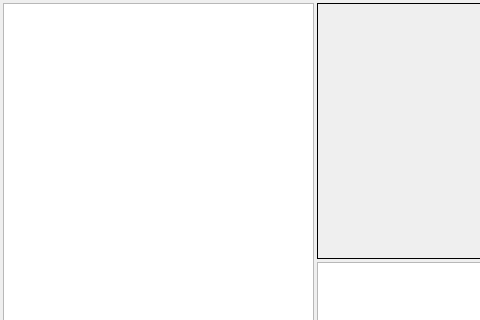
Above: kstars/hips/opships.ui from KDE/kstars before the change; both pictures show x 0 to 480 and y 0 to 320 of the 787 by 504 pixel window. Below: the same form after it.
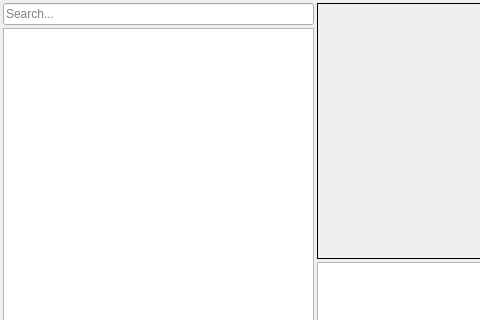
That is the form after the change. Icons and pictures are not drawn.

Commit message: Add filtering option and sort the HIPS entries. Also allow for partial (not all sky) surveys in the list.

Patch:
```diff
--- a/kstars/hips/opships.ui
+++ b/kstars/hips/opships.ui
@@ -38,7 +38,24 @@
       <number>3</number>
      </property>
      <item>
-      <widget class="QListWidget" name="sourcesList"/>
+      <layout class="QVBoxLayout" name="verticalLayout_3">
+       <property name="spacing">
+        <number>3</number>
+       </property>
+       <item>
+        <widget class="QLineEdit" name="filterEdit">
+         <property name="placeholderText">
+          <string>Search...</string>
+         </property>
+         <property name="clearButtonEnabled">
+          <bool>true</bool>
+         </property>
+        </widget>
+       </item>
+       <item>
+        <widget class="QListWidget" name="sourcesList"/>
+       </item>
+      </layout>
      </item>
      <item>
       <layout class="QVBoxLayout" name="verticalLayout_2">
```
The commit also changes 2 other files.
